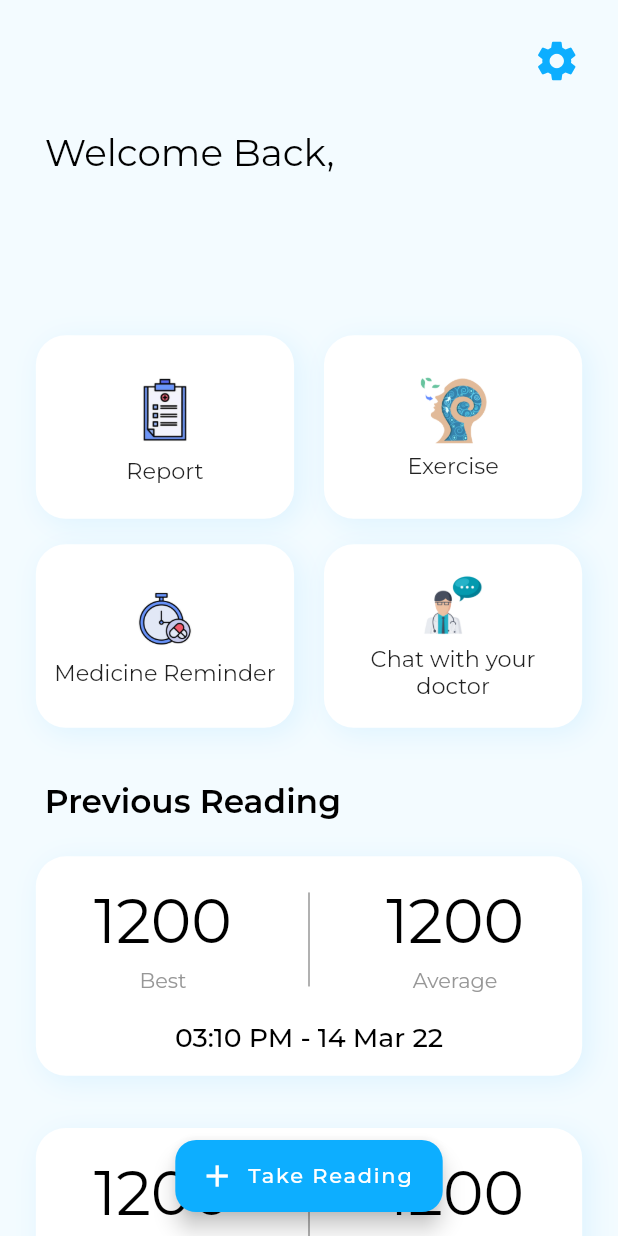
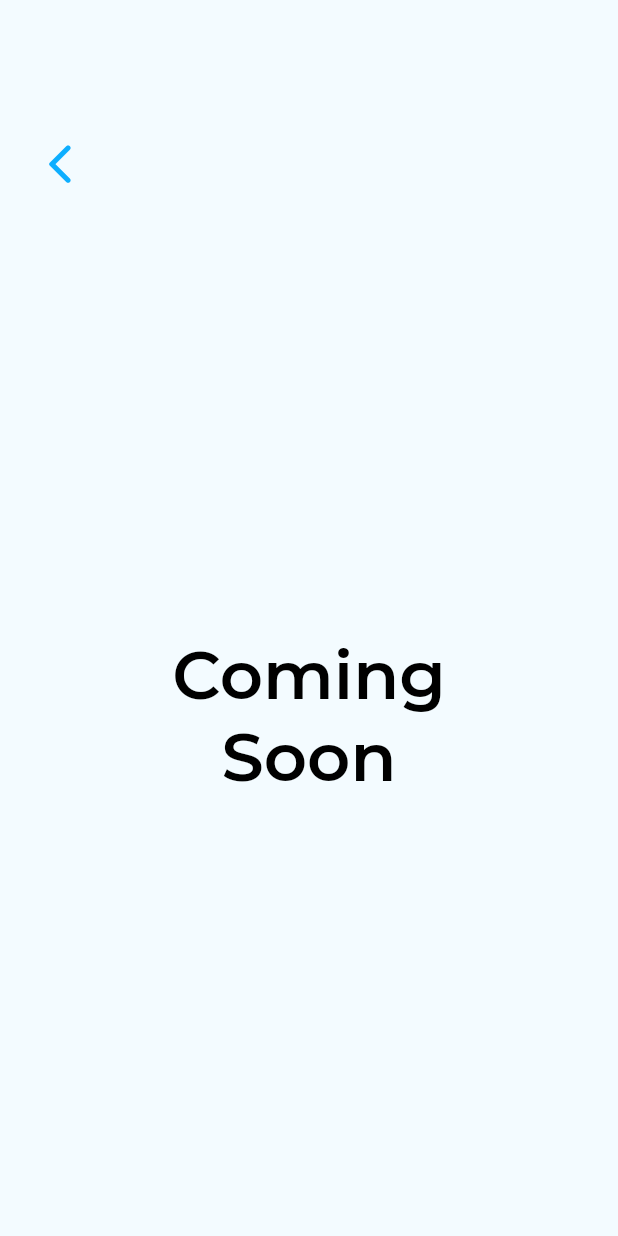
Before and after one commit to AadityaCholayil/Breathe, a Flutter app: the HomePage screen opened directly, after a tap on "Report", on a phone screen of 412 x 824 dp. Run offline on Flutter 3.47's test engine with Material 2 defaults, Android fonts, the phone set to English and light mode, and no system bars; our stand-ins replace bloc, bloc_concurrency, camera, cloud_firestore, equatable, firebase_auth and 7 more; accounts and stored records are empty; project files that could hold a hidden picture were left out.

Commit message:
coming_soon.dart added :)

```diff
--- a/lib/models/capacity_report.dart
+++ b/lib/models/session_report.dart
@@ -1,34 +1,38 @@
-class CapacityReport {
+class SessionReport {
   int bestScore;
   int averageScore;
   List<FullReading> fullReading;
-  double totalDuration;
-  String timeTaken;
+  int totalDuration;
+  String timeTakeAt;
 
-  CapacityReport(
+  SessionReport(
       {this.bestScore = 0,
         this.averageScore = 0,
         this.fullReading = const [],
         this.totalDuration = 0,
-        this.timeTaken = ''});
+        this.timeTakeAt = ''});
 
-  static CapacityReport fromJson(Map<String, dynamic> json) {
+  static SessionReport fromJson(Map<String, dynamic> json) {
     int bestScore = json['bestScore'];
     int averageScore = json['averageScore'];
     List<FullReading> fullReading = [];
     if (json['fullReading'] != null) {
       json['fullReading'].forEach((v) {
-        fullReading.add(FullReading.fromJson(v));
+
       });
+      for(var reading in json['fullReading']){
+        fullReading.add(FullReading.fromJson(reading));
+      }
     }
-    double totalDuration = json['totalDuration'];
-    String timeTaken = json['timeTaken'];
-    return CapacityReport(
+    int totalDuration = json['totalDuration'];
+    String timeTakenAt = json['timeTakenAt'];
+    print(fullReading);
+    return SessionReport(
       bestScore: bestScore,
       averageScore: averageScore,
       fullReading: fullReading,
       totalDuration: totalDuration,
-      timeTaken: timeTaken,
+      timeTakeAt: timeTakenAt,
     );
   }
 
@@ -38,19 +42,19 @@ class CapacityReport {
     data['averageScore'] = averageScore;
     data['fullReading'] = fullReading.map((v) => v.toJson()).toList();
     data['totalDuration'] = totalDuration;
-    data['timeTaken'] = timeTaken;
+    data['timeTakenAt'] = timeTakeAt;
     return data;
   }
 }
 
 class FullReading {
-  double timeElapsed;
+  int timeElapsed;
   int score;
 
   FullReading({this.timeElapsed = 0, this.score = 0});
 
   static FullReading fromJson(Map<String, dynamic> json) {
-    double timeElapsed = json['timeElapsed'];
+    int timeElapsed = json['timeElapsed'] ;
     int score = json['score'];
     return FullReading(
       timeElapsed: timeElapsed,
@@ -64,4 +68,9 @@ class FullReading {
     data['score'] = score;
     return data;
   }
+
+  @override
+  String toString() {
+    return "FullReading($timeElapsed, $score)";
+  }
 }
--- /dev/null
+++ b/lib/shared/coming_soon.dart
@@ -0,0 +1,44 @@
+import 'package:breathe/bloc/app_bloc/app_bloc_files.dart';
+import 'package:breathe/shared/shared_widgets.dart';
+import 'package:breathe/themes/theme.dart';
+import 'package:flutter/material.dart';
+import 'package:flutter_bloc/flutter_bloc.dart';
+import 'package:flutter_screenutil/flutter_screenutil.dart';
+import 'package:material_design_icons_flutter/material_design_icons_flutter.dart';
+
+class ComingSoon extends StatelessWidget {
+  const ComingSoon({Key? key}) : super(key: key);
+
+  @override
+  Widget build(BuildContext context) {
+    return Scaffold(
+      backgroundColor: CustomTheme.bg,
+      body: Column(
+        // mainAxisAlignment: MainAxisAlignment.center,
+        crossAxisAlignment: CrossAxisAlignment.start,
+        children: [
+          SizedBox(height: 85.w),
+          Padding(
+            padding: EdgeInsets.only(left: 24.w),
+            child: const CustomBackButton(),
+          ),
+          SizedBox(height: 290.w),
+          Center(
+            child: Padding(
+              padding: EdgeInsets.symmetric(horizontal: 25.w),
+              child: Text(
+                "Coming\nSoon",
+                textAlign: TextAlign.center,
+                style: TextStyle(
+                  color: CustomTheme.t1,
+                  fontSize: 45,
+                  fontWeight: FontWeight.w600,
+                ),
+              ),
+            ),
+          )
+        ],
+      ),
+    );
+  }
+}
--- a/lib/views/home_page.dart
+++ b/lib/views/home_page.dart
@@ -1,4 +1,7 @@
 import 'package:breathe/bloc/app_bloc/app_bloc.dart';
+import 'package:breathe/models/session_report.dart';
+import 'package:breathe/shared/coming_soon.dart';
+import 'package:breathe/shared/error_screen.dart';
 import 'package:breathe/themes/theme.dart';
 import 'package:breathe/views/report_screens/session_report_page.dart';
 import 'package:breathe/views/readings/take_readings_page.dart';
@@ -11,6 +14,7 @@ class HomePage extends StatelessWidget {
 
   @override
   Widget build(BuildContext context) {
+    SessionReport report = SessionReport.fromJson(data);
     return Scaffold(
       floatingActionButtonLocation: FloatingActionButtonLocation.centerFloat,
       floatingActionButton: FloatingActionButton.extended(
@@ -93,11 +97,11 @@ class HomePage extends StatelessWidget {
                 SizedBox(
                   width: 24.w,
                 ),
-                _buildCard("report", "Report", 54.w),
+                _buildCard(context,"report", "Report", 54.w),
                 SizedBox(
                   width: 20.w,
                 ),
-                _buildCard("exercise", "Exercise", 48.w),
+                _buildCard(context,"exercise", "Exercise", 48.w),
               ],
             ),
             SizedBox(height: 17.w),
@@ -106,11 +110,11 @@ class HomePage extends StatelessWidget {
                 SizedBox(
                   width: 24.w,
                 ),
-                _buildCard("medicineReminder", "Medicine Reminder", 45.w),
+                _buildCard(context,"medicineReminder", "Medicine Reminder", 45.w),
                 SizedBox(
                   width: 20.w,
                 ),
-                _buildCard("askDoctor", "Chat with your\ndoctor", 45.w),
+                _buildCard(context,"askDoctor", "Chat with your\ndoctor", 45.w),
               ],
             ),
             SizedBox(height: 36.w),
@@ -126,7 +130,7 @@ class HomePage extends StatelessWidget {
               ),
             ),
             SizedBox(height: 23.w),
-            for (int i = 0; i < 5; i++) _buildPreviousReadingCard(context),
+            for (int i = 0; i < 5; i++) _buildPreviousReadingCard(context, report),
             SizedBox(height: 60.w),
           ],
         ),
@@ -134,7 +138,7 @@ class HomePage extends StatelessWidget {
     );
   }
 
-  Widget _buildPreviousReadingCard(BuildContext context) {
+  Widget _buildPreviousReadingCard(BuildContext context, SessionReport report) {
     return Padding(
       padding: EdgeInsets.only(bottom: 35.w),
       child: InkWell(
@@ -173,7 +177,7 @@ class HomePage extends StatelessWidget {
                     Column(
                       children: [
                         Text(
-                          "1200",
+                          report.bestScore.toString(),
                           style: TextStyle(
                             fontSize: 41,
                             fontWeight: FontWeight.w400,
@@ -201,11 +205,11 @@ class HomePage extends StatelessWidget {
                         // endIndent: 3.w,
                       ),
                     ),
-                    Spacer(),
+                    const Spacer(),
                     Column(
                       children: [
                         Text(
-                          "1200",
+                          report.averageScore.toString(),
                           style: TextStyle(
                             fontSize: 41,
                             fontWeight: FontWeight.w400,
@@ -233,7 +237,7 @@ class HomePage extends StatelessWidget {
                 mainAxisAlignment: MainAxisAlignment.center,
                 children: [
                   Text(
-                    "03:10 PM - 14 Mar 22",
+                    report.timeTakeAt,
                     style: TextStyle(
                       fontSize: 18.w,
                       color: CustomTheme.t1,
@@ -249,10 +253,11 @@ class HomePage extends StatelessWidget {
     );
   }
 
-  InkWell _buildCard(String asset, String cardType, double iconHeight) {
+  InkWell _buildCard(BuildContext context, String asset, String cardType, double iconHeight) {
     return InkWell(
       onTap: () {
         print("Button Pressed");
+        Navigator.push(context, MaterialPageRoute(builder: (context) => const ComingSoon()));
       },
       child: Container(
         height: 123.w,
--- a/lib/views/report_screens/session_report_page.dart
+++ b/lib/views/report_screens/session_report_page.dart
@@ -1,4 +1,5 @@
 import 'package:breathe/bloc/app_bloc/app_bloc.dart';
+import 'package:breathe/models/session_report.dart';
 import 'package:breathe/shared/shared_widgets.dart';
 import 'package:breathe/themes/theme.dart';
 import 'package:fl_chart/fl_chart.dart';
@@ -7,6 +8,59 @@ import 'package:flutter/material.dart';
 import 'package:flutter_bloc/flutter_bloc.dart';
 import 'package:flutter_screenutil/flutter_screenutil.dart';
 
+var data = {
+  "bestScore": 1150,
+  "averageScore": 900,
+  "fullReading": [
+    {
+      'score': 1000,
+      'timeElapsed': 500,
+    },
+    {
+      'score': 995,
+      'timeElapsed': 1000,
+    },
+    {
+      'score': 887,
+      'timeElapsed': 1500,
+    },
+    {
+      'score': 999,
+      'timeElapsed': 2000,
+    },
+    {
+      'score': 1111,
+      'timeElapsed': 2500,
+    },
+    {
+      'score': 1150,
+      'timeElapsed': 3000,
+    },
+    {
+      'score': 608,
+      'timeElapsed': 3500,
+    },
+    {
+      'score': 500,
+      'timeElapsed': 4000,
+    },
+    {
+      'score': 899,
+      'timeElapsed': 4500,
+    },
+    {
+      'score': 752,
+      'timeElapsed': 5000,
+    },
+    {
+      'score': 800,
+      'timeElapsed': 5500,
+    },
+  ],
+  "totalDuration": 5500,
+  "timeTakenAt": '03:10 PM - 14 Mar 22'
+};
+
 class SessionReportPage extends StatelessWidget {
   const SessionReportPage({Key? key}) : super(key: key);
 
@@ -14,6 +68,9 @@ class SessionReportPage extends StatelessWidget {
   Widget build(BuildContext context) {
     String bestToolTip = "Shows the best reading.";
     String averageToolTip = "Shows the average reading.";
+    SessionReport report = SessionReport.fromJson(data);
+    // print(report.averageScore);
+
     return Scaffold(
       backgroundColor: CustomTheme.bg,
       body: SingleChildScrollView(
@@ -47,7 +104,7 @@ class SessionReportPage extends StatelessWidget {
             Padding(
               padding: EdgeInsets.only(left: 24.w),
               child: Text(
-                "03:10 PM - 14 Mar 22",
+                report.timeTakeAt,
                 style: TextStyle(
                   fontSize: 16,
                   fontWeight: FontWeight.w400,
@@ -61,11 +118,11 @@ class SessionReportPage extends StatelessWidget {
             Row(
               mainAxisAlignment: MainAxisAlignment.center,
               children: [
-                _buildCard("Best", "1090", bestToolTip),
+                _buildCard("Best", report.bestScore, bestToolTip),
                 SizedBox(
                   width: 16.w,
                 ),
-                _buildCard("Average", "998", averageToolTip),
+                _buildCard("Average", report.averageScore, averageToolTip),
               ],
             ),
             SizedBox(
@@ -82,10 +139,8 @@ class SessionReportPage extends StatelessWidget {
                 ),
               ),
             ),
-            SizedBox(
-              height: 8.w
-            ),
-            _buildGraph(context),
+            SizedBox(height: 8.w),
+            _buildGraph(context, report),
             SizedBox(height: 20.w),
             Padding(
               padding: EdgeInsets.only(left: 25.w),
@@ -98,24 +153,21 @@ class SessionReportPage extends StatelessWidget {
                 ),
               ),
             ),
-            SizedBox(
-              height: 8.w
-            ),
-            _buildGraph(context),
-            SizedBox(
-              height: 50.w
-            ),
+            SizedBox(height: 8.w),
+            _buildGraph(context, report),
+            SizedBox(height: 50.w),
           ],
         ),
       ),
     );
   }
 
-  Widget _buildGraph(BuildContext context) {
+  Widget _buildGraph(BuildContext context, SessionReport report) {
     return Padding(
       padding: EdgeInsets.symmetric(horizontal: 24.w),
       child: Container(
-        padding: EdgeInsets.only(top: 30.w, left: 10.w, right: 15.w, bottom: 15.w),
+        padding:
+            EdgeInsets.only(top: 30.w, left: 10.w, right: 15.w, bottom: 15.w),
         // height: MediaQuery.of(context).size.height,
         height: 256.w,
         width: 366.w,
@@ -137,9 +189,9 @@ class SessionReportPage extends StatelessWidget {
         ),
         child: LineChart(
           LineChartData(
-            maxX: 11,
+            maxX: (report.totalDuration/1000).toDouble(),
             minY: 0,
-            maxY: 1000,
+            maxY: 1200,
             gridData: FlGridData(
               drawHorizontalLine: false,
               drawVerticalLine: false,
@@ -155,17 +207,8 @@ class SessionReportPage extends StatelessWidget {
             lineBarsData: [
               LineChartBarData(
                 spots: [
-                  const FlSpot(0, 900),
-                  const FlSpot(1, 500),
-                  const FlSpot(2, 100),
-                  const FlSpot(3, 600),
-                  const FlSpot(4, 500),
-                  const FlSpot(5, 300),
-                  const FlSpot(6, 200),
-                  const FlSpot(7, 100),
-                  const FlSpot(8, 400),
-                  const FlSpot(9, 300),
-                  const FlSpot(10, 10),
+                  for(var reading in report.fullReading)
+                   FlSpot((reading.timeElapsed/1000).toDouble(), reading.score.toDouble()),
                 ],
                 colors: [CustomTheme.accent],
                 isCurved: true,
@@ -182,7 +225,9 @@ class SessionReportPage extends StatelessWidget {
             titlesData: FlTitlesData(
               leftTitles: SideTitles(
                 showTitles: true,
-                interval: 200,
+                interval: 400,
+                // margin: 20
+                reservedSize: 30.w
               ),
               rightTitles: SideTitles(showTitles: false),
               topTitles: SideTitles(showTitles: false),
@@ -209,7 +254,7 @@ class SessionReportPage extends StatelessWidget {
     );
   }
 
-  Widget _buildCard(String cardType, String value, String toolTip) {
+  Widget _buildCard(String cardType, int value, String toolTip) {
     return Container(
       height: 114.w,
       width: 173.w,
@@ -266,7 +311,7 @@ class SessionReportPage extends StatelessWidget {
             mainAxisAlignment: MainAxisAlignment.center,
             children: [
               Text(
-                value,
+                value.toString(),
                 style: TextStyle(
                   color: CustomTheme.t1,
                   fontWeight: FontWeight.w400,
```
